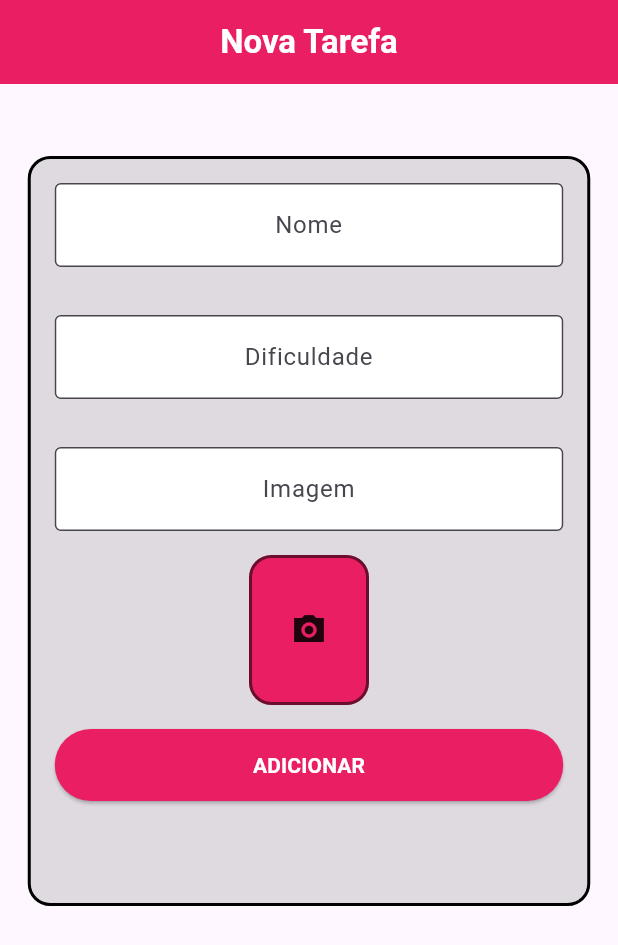
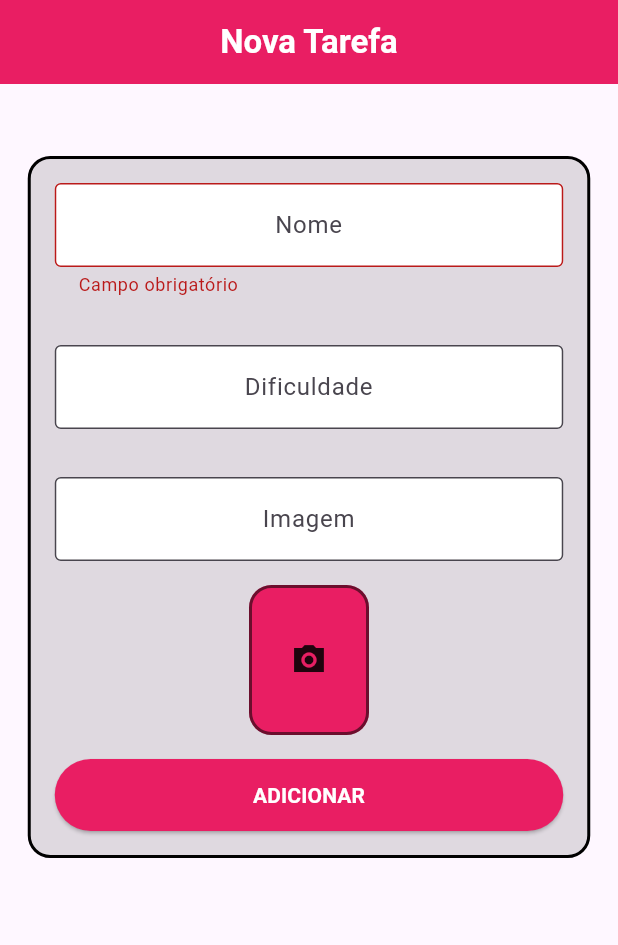
Before and after one commit to amandadetofol/Flutter, a Flutter app: the screen it shows after launch, after a tap on "ADICIONAR", on a phone screen of 412 x 824 dp. Shown: the top 945 px of the screen. Run offline on Flutter 3.47's test engine with Material 2 defaults, Android fonts, the phone set to English and light mode, and no system bars; our stand-ins replace fluttertoast; network calls fail.

Commit message:
learning flutter

```diff
--- a/Alura/Todo/lib/screens/form_page.dart
+++ b/Alura/Todo/lib/screens/form_page.dart
@@ -9,10 +9,13 @@ class _FormPageState extends State<FormPage> {
   TextEditingController nameController = TextEditingController();
   TextEditingController difficultyController = TextEditingController();
   TextEditingController imageController = TextEditingController();
+  final _formKey = GlobalKey<FormState>();
 
   @override
   Widget build(BuildContext context) {
-    return Scaffold(
+    return Form(
+      key: _formKey,
+      child: Scaffold(
         appBar: AppBar(
           backgroundColor: Colors.pink,
           title: const Center(
@@ -28,7 +31,7 @@ class _FormPageState extends State<FormPage> {
           child: SingleChildScrollView(
             child: Center(
               child: Container(
-              height: 500,
+
                 width: 375,
                 decoration: BoxDecoration(
                   color: Colors.black12,
@@ -42,6 +45,12 @@ class _FormPageState extends State<FormPage> {
                     Padding(
                       padding: const EdgeInsets.all(16),
                       child: TextFormField(
+                        validator: (String? value){
+                          if (value!=null && value.isEmpty){
+                            return "Campo obrigatório";
+                          }
+                          return null;
+                        },
                         controller: nameController,
                         textAlign: TextAlign.center,
                         decoration: const InputDecoration(
@@ -55,6 +64,13 @@ class _FormPageState extends State<FormPage> {
                     Padding(
                       padding: const EdgeInsets.all(16),
                       child: TextFormField(
+                        validator: (String? value){
+                          if (int.parse(value!) > 5
+                              ||  int.parse(value!) < 1){
+                            return "O valor precisa ser um número entre 1 e 5.";
+                          }
+                          return null;
+                        },
                         keyboardType: TextInputType.number,
                         controller: difficultyController,
                         textAlign: TextAlign.center,
@@ -69,6 +85,12 @@ class _FormPageState extends State<FormPage> {
                     Padding(
                       padding: const EdgeInsets.all(16),
                       child: TextFormField(
+                        validator: (String? value){
+                          if (value!=null && value.isEmpty){
+                            return "Campo obrigatório";
+                          }
+                          return null;
+                        },
                         keyboardType: TextInputType.url,
                         controller: imageController,
                         textAlign: TextAlign.center,
@@ -110,9 +132,15 @@ class _FormPageState extends State<FormPage> {
                             backgroundColor:
                                 MaterialStateProperty.all<Color?>(Colors.pink)),
                         onPressed: () {
-                        print(nameController.text);
-                        print(int.parse(difficultyController.text));
-                        print(imageController.text);
+                          if (_formKey.currentState!.validate()){
+                            ScaffoldMessenger.of(context).showSnackBar(
+                                const SnackBar(
+                                    elevation: 150.0,
+                                    behavior: SnackBarBehavior.floating,
+                                    content: Text("Salvando nova tarefa...")
+                                )
+                            );
+                          }
                         },
                         child: Container(
                           alignment: Alignment.center,
@@ -134,6 +162,7 @@ class _FormPageState extends State<FormPage> {
             ),
           ),
         ),
+      ),
     );
   }
 }
```
Lines whose indentation alone changed are shown as unchanged.
